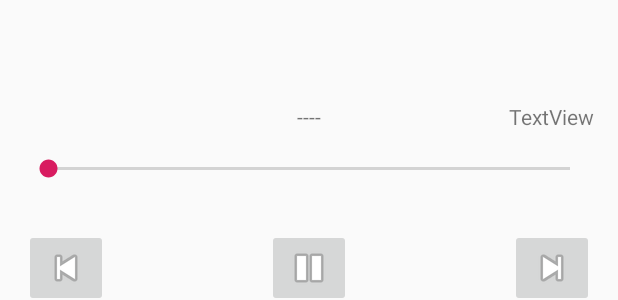
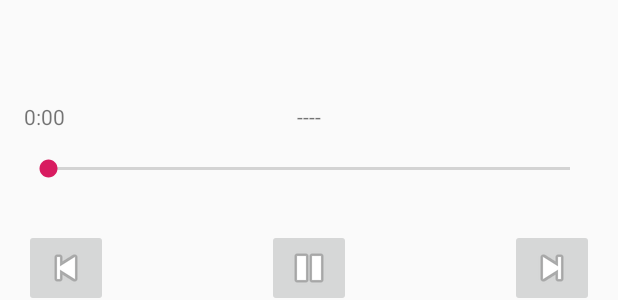
Before and after one commit to BrianCarducci/BackTrax, an Android app: the layout fragment_player.xml on its own in the app's theme, with its tools: preview values and no code run, on a phone screen of 412 x 824 dp. Shown: the part 882-1182 px from the top of the screen. Run offline under Robolectric (Android 15) with nearby library versions, the phone set to English and light mode, and no system bars.

Commit message:
added tracking and total timestamps

```diff
--- a/app/src/main/java/com/example/backtrax/PlayerFragment.kt
+++ b/app/src/main/java/com/example/backtrax/PlayerFragment.kt
@@ -13,6 +13,7 @@ import android.view.View
 import android.view.ViewGroup
 import android.widget.*
 import kotlinx.android.synthetic.main.fragment_player.*
+import org.w3c.dom.Text
 import java.lang.Thread.sleep
 
 // TODO: Rename parameter arguments, choose names that match
@@ -51,6 +52,18 @@ class PlayerFragment : Fragment() {
         val songTitleTextView = view.findViewById<TextView>(R.id.song_title_text_view)
         songTitleTextView.text = songFileNames[songIndex!!].substringBefore(".")
 
+        val songTotalTimeTextView = view.findViewById<TextView>(R.id.song_total_time_text_view)
+        var songDurationMinutes = Math.floor(songData[SONG_DURATION]!!.toDouble()/60_000).toInt()
+        var songDurationLeftoverSeconds = songData[SONG_DURATION]!! / 1000 % 60
+        if (songDurationLeftoverSeconds < 10) {
+            songTotalTimeTextView.text = "${songDurationMinutes}:0${songDurationLeftoverSeconds}"
+        } else {
+            songTotalTimeTextView.text = "${songDurationMinutes}:${songDurationLeftoverSeconds}"
+        }
+
+
+        val songTimeTextView = view.findViewById<TextView>(R.id.song_time_text_view)
+
         val speedSpinner = view.findViewById<Spinner>(R.id.speed_spinner)
         val spinnerArrayAdapter = ArrayAdapter<String>(activity, R.layout.speed_spinner_item,
             listOf("0.25x", "0.5x", "0.75x", "1x", "1.25x", "1.5x", "1.75x", "2x"))
@@ -87,6 +100,13 @@ class PlayerFragment : Fragment() {
             override fun onProgressChanged(seekBar: SeekBar?, progress: Int, fromUser: Boolean) {
                 if (fromUser) {
                     activityCallback?.seekBarChanged(progress)
+                    val minutes = Math.floor(progress.toDouble()/60).toInt()
+                    val leftoverSeconds = progress % 60
+                    if (leftoverSeconds < 10) {
+                        songTimeTextView.text = "${minutes}:0${leftoverSeconds}"
+                    } else {
+                        songTimeTextView.text = "${minutes}:${leftoverSeconds}"
+                    }
                 }
             }
             override fun onStartTrackingTouch(seekBar: SeekBar?) {
@@ -115,8 +135,15 @@ class PlayerFragment : Fragment() {
         val handler = Handler()
         activity?.runOnUiThread(object: Runnable {
            override fun run() {
-               var position = activityCallback?.songTick()
-               seekBar.progress = position!!/1000
+               val totalSeconds = activityCallback?.songTick()!!/1000
+               val minutes = Math.floor(totalSeconds.toDouble()/60).toInt()
+               val leftoverSeconds = totalSeconds % 60
+               if (leftoverSeconds < 10) {
+                   songTimeTextView.text = "${minutes}:0${leftoverSeconds}"
+               } else {
+                   songTimeTextView.text = "${minutes}:${leftoverSeconds}"
+               }
+               seekBar.progress = totalSeconds
                handler.postDelayed(this, 1000)
            }
         })
--- a/app/src/main/res/layout/fragment_player.xml
+++ b/app/src/main/res/layout/fragment_player.xml
@@ -74,13 +74,24 @@
             app:layout_constraintTop_toBottomOf="@+id/song_title_text_view" />
 
         <TextView
-            android:id="@+id/textView"
+            android:id="@+id/song_time_text_view"
+            android:layout_width="wrap_content"
+            android:layout_height="wrap_content"
+            android:layout_marginStart="16dp"
+            android:layout_marginTop="16dp"
+            android:layout_marginBottom="16dp"
+            android:text="0:00"
+            app:layout_constraintBottom_toTopOf="@+id/seek_bar"
+            app:layout_constraintStart_toStartOf="parent"
+            app:layout_constraintTop_toTopOf="parent" />
+
+        <TextView
+            android:id="@+id/song_total_time_text_view"
             android:layout_width="wrap_content"
             android:layout_height="wrap_content"
             android:layout_marginTop="16dp"
             android:layout_marginEnd="16dp"
             android:layout_marginBottom="16dp"
-            android:text="TextView"
             app:layout_constraintBottom_toTopOf="@+id/seek_bar"
             app:layout_constraintEnd_toEndOf="parent"
             app:layout_constraintTop_toTopOf="parent" />
```
Also changed, not shown: app/src/main/java/com/example/backtrax/DefaultTraxActivity.kt (+6 -2 lines).
